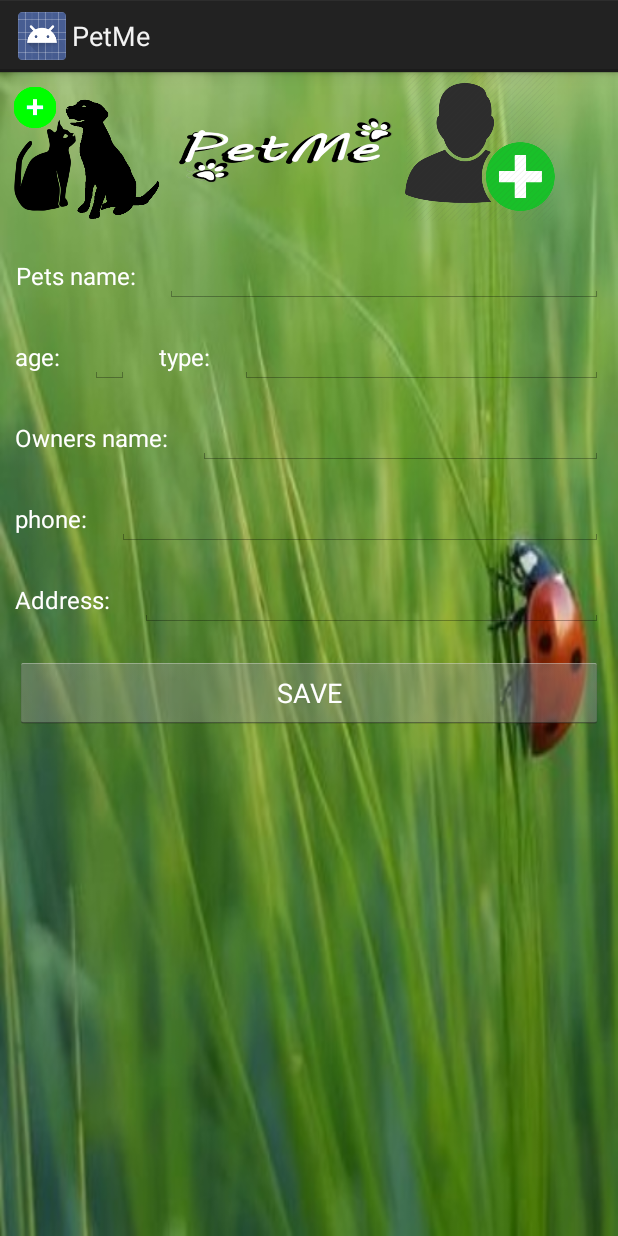
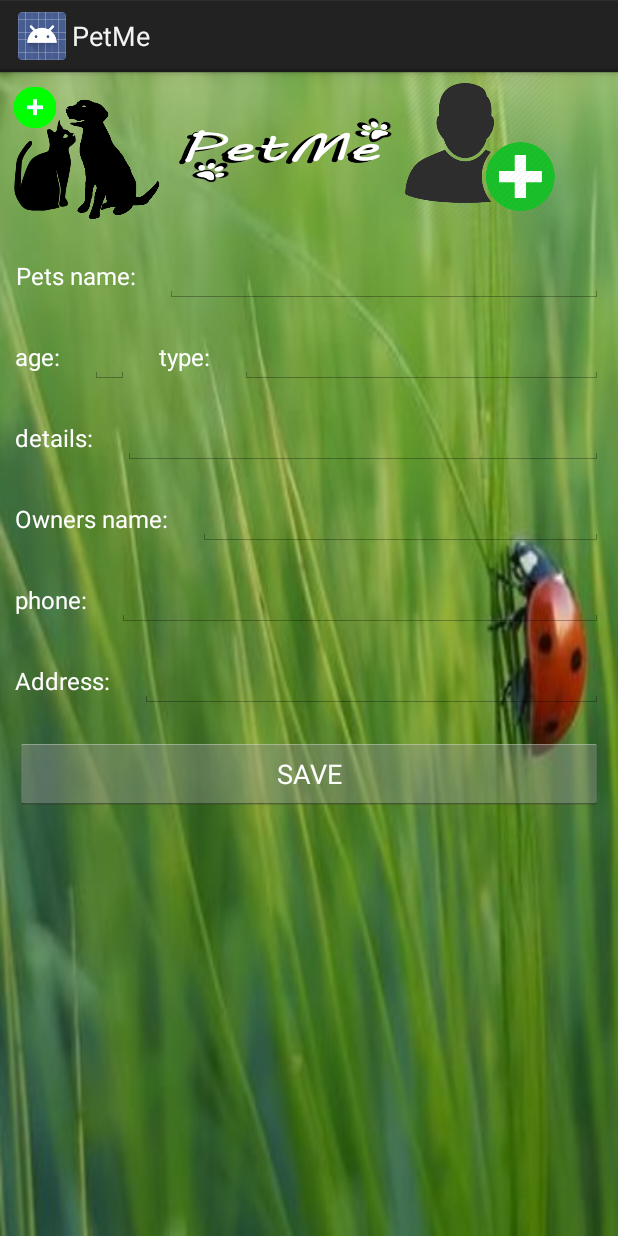
Before and after one commit to MariaGunko/PetMe, an Android app: the fragment PetDetailsFragment shown on its own in the app's theme, on a phone screen of 412 x 824 dp. Run offline under Robolectric (Android 15) with nearby library versions, the phone set to English and light mode, and no system bars; our stand-ins replace Firebase (no records; nobody signed in at launch, a user with empty details on screens opened directly); 1 statement that could not run was skipped.

Commit message:
working sqlite db and updated screens with info

```diff
--- a/Documents/PetMe/app/src/main/AndroidManifest.xml
+++ b/Documents/PetMe/app/src/main/AndroidManifest.xml
@@ -19,7 +19,8 @@
         android:theme="@style/AppTheme">
         <activity
             android:name=".MainActivity"
-            android:screenOrientation="portrait"></activity>
+            android:screenOrientation="portrait"
+            android:windowSoftInputMode="adjustPan"></activity>
         <activity
             android:name=".EmailPasswordActivity"
             android:screenOrientation="portrait">
--- a/Documents/PetMe/app/src/main/java/com/example/petme/PetListFragment.java
+++ b/Documents/PetMe/app/src/main/java/com/example/petme/PetListFragment.java
@@ -97,8 +97,8 @@ public class PetListFragment extends Fragment {
                 @Override
                 public void onComplete(List<User> petsList) {
                     data = petsList;
-//                    for (int j=0;j<data.size();j++)
-//                        Model.instance.deleteUser(String.valueOf(j));
+                    for (int j=0;j<data.size();j++)
+                        Model.instance.deleteUser(j+"");
                     for (int i=0;i<data.size();i++)
                         Model.instance.addToSQL(data.get(i));
                     adapter.notifyDataSetChanged();
--- a/Documents/PetMe/app/src/main/java/com/example/petme/UserPageFragment.java
+++ b/Documents/PetMe/app/src/main/java/com/example/petme/UserPageFragment.java
@@ -80,13 +80,16 @@ public class UserPageFragment extends Fragment {
                 TextView address = (TextView) contentView.findViewById(R.id.userAddress_view);
                 TextView phone = (TextView) contentView.findViewById(R.id.userPhone_view);
                 TextView mail = (TextView) contentView.findViewById(R.id.userMail_view);
-                final ImageView userPic = (ImageView) contentView.findViewById(R.id.ownerImage_view) ;
+                TextView info = (TextView) contentView.findViewById(R.id.free_view);
+
+        final ImageView userPic = (ImageView) contentView.findViewById(R.id.ownerImage_view) ;
                 final ImageView petPic = (ImageView) contentView.findViewById(R.id.petImage_view) ;
 
 
                 name.setText(pet.getPetName());
                 type.setText("Type: " + pet.getPetType());
                 age.setText ("Age: " + pet.getPetAge());
+                info.setText("About me ... " +pet.getInfo() );
                 userName.setText(pet.getUserName());
                 address.setText(pet.getUserAddress());
                 phone.setText(pet.getUserPhone());
--- a/Documents/PetMe/app/src/main/java/com/example/petme/model/ModelSql.java
+++ b/Documents/PetMe/app/src/main/java/com/example/petme/model/ModelSql.java
@@ -28,6 +28,7 @@ public class ModelSql {
     static final String USER_MAIL = "userMail";
     static final String PET_IMAGE = "imagePetUrl";
     static final String USER_IMAGE = "imageUserUrl";
+    static final String PET_INFO = "petInfo";
 
     ModelSql(Context context){
         helper = new Helper(context);
@@ -35,17 +36,17 @@ public class ModelSql {
 
     class Helper extends SQLiteOpenHelper { // DB Version manager
         public Helper(Context context) {
-            super(context, "database.db", null, 1);
+            super(context, "database.db", null, 4);
         }
 
         @Override
         public void onCreate(SQLiteDatabase db) {
-            db.execSQL("create table " + PET_TABLE + " ("+PET_ID+" TEXT PRIMARY KEY, "+PET_NAME+" TEXT, "+PET_TYPE+" TEXT, "+PET_AGE+" NUMBER, "+USER_NAME+" TEXT, "+USER_PHONE+" TEXT, "+USER_MAIL+" TEXT, "+USER_ADDRESS+" TEXT, "+PET_IMAGE+" TEXT, "+USER_IMAGE+" TEXT);");
+            db.execSQL("create table " + PET_TABLE + " ("+PET_ID+" TEXT PRIMARY KEY, "+PET_NAME+" TEXT, "+PET_TYPE+" TEXT, "+PET_AGE+" NUMBER, "+PET_INFO+" TEXT, "+USER_NAME+" TEXT, "+USER_PHONE+" TEXT, "+USER_MAIL+" TEXT, "+USER_ADDRESS+" TEXT, "+PET_IMAGE+" TEXT, "+USER_IMAGE+" TEXT);");
         }
 
         @Override
         public void onUpgrade(SQLiteDatabase db, int oldVersion, int newVersion) {
-            db.execSQL("drop "+PET_TABLE+";");
+            db.execSQL("DROP TABLE IF EXISTS " + PET_TABLE );
             onCreate(db);
         }
     }
@@ -58,6 +59,7 @@ public class ModelSql {
         values.put (PET_NAME, pet.getPetName());
         values.put (PET_TYPE, pet.getPetType());
         values.put (PET_AGE, pet.getPetAge());
+        values.put (PET_INFO,pet.getInfo());
         values.put (USER_NAME, pet.getUserName());
         values.put (USER_ADDRESS, pet.getUserAddress());
         values.put (USER_MAIL, pet.getUserMail());
@@ -78,6 +80,7 @@ public class ModelSql {
             int petNameIndex = cursor.getColumnIndex(PET_NAME);
             int petTypeIndex = cursor.getColumnIndex(PET_TYPE);
             int petAgeIndex = cursor.getColumnIndex(PET_AGE);
+            int petInfoIndex = cursor.getColumnIndex(PET_INFO);
             int userNameIndex = cursor.getColumnIndex(USER_NAME);
             int userAddressIndex = cursor.getColumnIndex(USER_ADDRESS);
             int userPhoneIndex = cursor.getColumnIndex(USER_PHONE);
@@ -91,6 +94,7 @@ public class ModelSql {
                 pet.setPetName(cursor.getString(petNameIndex));
                 pet.setPetType(cursor.getString(petTypeIndex));
                 pet.setPetAge(cursor.getInt(petAgeIndex));
+                pet.setInfo(cursor.getString(petInfoIndex));
                 pet.setUserName(cursor.getString(userNameIndex));
                 pet.setUserAddress(cursor.getString(userAddressIndex));
                 pet.setUserPhone(cursor.getString(userPhoneIndex));
@@ -110,6 +114,7 @@ public class ModelSql {
         values.put (PET_NAME, pet.getPetName());
         values.put (PET_TYPE, pet.getPetType());
         values.put (PET_AGE, pet.getPetAge());
+        values.put (PET_INFO, pet.getInfo());
         values.put (USER_NAME, pet.getUserName());
         values.put (USER_ADDRESS, pet.getUserAddress());
         values.put (USER_MAIL, pet.getUserMail());
@@ -131,6 +136,7 @@ public class ModelSql {
         pet.setPetName(cursor.getString(cursor.getColumnIndex(PET_NAME)));
         pet.setPetType(cursor.getString(cursor.getColumnIndex(PET_TYPE)));
         pet.setPetAge(cursor.getInt(cursor.getColumnIndex(PET_AGE)));
+        pet.setInfo(cursor.getString(cursor.getColumnIndex(PET_INFO)));
         pet.setUserName(cursor.getString(cursor.getColumnIndex(USER_NAME)));
         pet.setUserAddress(cursor.getString(cursor.getColumnIndex(USER_ADDRESS)));
         pet.setUserPhone(cursor.getString(cursor.getColumnIndex(USER_PHONE)));
--- a/Documents/PetMe/app/src/main/res/layout/fragment_pet_details.xml
+++ b/Documents/PetMe/app/src/main/res/layout/fragment_pet_details.xml
@@ -111,6 +111,28 @@
 
     <LinearLayout
         android:layout_width="match_parent"
+        android:layout_height="wrap_content">
+
+        <TextView
+            android:layout_width="wrap_content"
+            android:layout_height="wrap_content"
+            android:text="details:"
+            android:textColor="@android:color/white"
+            android:textSize="16sp"
+            android:gravity="center"
+            android:layout_margin="10dp"/>
+
+        <EditText
+            android:id="@+id/extra_info_details"
+            android:layout_width="match_parent"
+            android:layout_height="wrap_content"
+            android:layout_margin="10dp"
+            android:textSize="14sp" />
+
+    </LinearLayout>
+
+    <LinearLayout
+        android:layout_width="match_parent"
         android:layout_height="wrap_content"
         android:orientation="horizontal">
 
--- a/Documents/PetMe/app/src/main/res/layout/fragment_user_page.xml
+++ b/Documents/PetMe/app/src/main/res/layout/fragment_user_page.xml
@@ -81,7 +81,7 @@
                 android:layout_width="wrap_content"
                 android:layout_height="wrap_content"
                 android:textColor="@android:color/white"
-                android:text=""/>
+                android:text="Here will be editional info"/>
 
         </LinearLayout>
 
```
Also changed, not shown: Documents/PetMe/app/src/main/java/com/example/petme/EmailPasswordActivity.java (+20 -7 lines), Documents/PetMe/app/src/main/java/com/example/petme/PetDetailsFragment.java (+9 -6 lines), Documents/PetMe/app/src/main/java/com/example/petme/UpdatePetFragment.java (+12 -6 lines), Documents/PetMe/app/src/main/java/com/example/petme/model/Model.java (+43 -14 lines), Documents/PetMe/app/src/main/java/com/example/petme/model/User.java (+9 -0 lines), Documents/PetMe/app/src/main/res/layout/fragment_update_pet.xml (+23 -0 lines).
